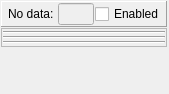
Old version of the form Code/Common/Gui/mvdColorDynamicsWidget.ui in the repository orfeotoolbox/OTB.
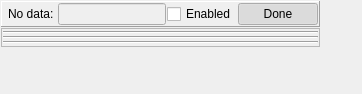
New version of the form. Custom widgets are drawn as their Qt base class.

Commit message: ENH: Implemented no-data behaviour in color-dynamics widget/controller.

The edit to the form file:
```diff
--- a/Code/Common/Gui/mvdColorDynamicsWidget.ui
+++ b/Code/Common/Gui/mvdColorDynamicsWidget.ui
@@ -6,7 +6,7 @@
    <rect>
     <x>0</x>
     <y>0</y>
-    <width>169</width>
+    <width>362</width>
     <height>94</height>
    </rect>
   </property>
@@ -59,6 +59,12 @@
         <property name="enabled">
          <bool>false</bool>
         </property>
+        <property name="sizePolicy">
+         <sizepolicy hsizetype="MinimumExpanding" vsizetype="Fixed">
+          <horstretch>0</horstretch>
+          <verstretch>0</verstretch>
+         </sizepolicy>
+        </property>
        </widget>
       </item>
       <item>
@@ -68,6 +74,25 @@
         </property>
        </widget>
       </item>
+      <item>
+       <widget class="QPushButton" name="noDataButton">
+        <property name="enabled">
+         <bool>true</bool>
+        </property>
+        <property name="text">
+         <string>Done</string>
+        </property>
+        <property name="checkable">
+         <bool>true</bool>
+        </property>
+        <property name="checked">
+         <bool>true</bool>
+        </property>
+        <property name="flat">
+         <bool>false</bool>
+        </property>
+       </widget>
+      </item>
      </layout>
     </widget>
    </item>
```
Left out of the diff: 6 changed lines with no effect on the pictures. The commit also changes 6 other files.
